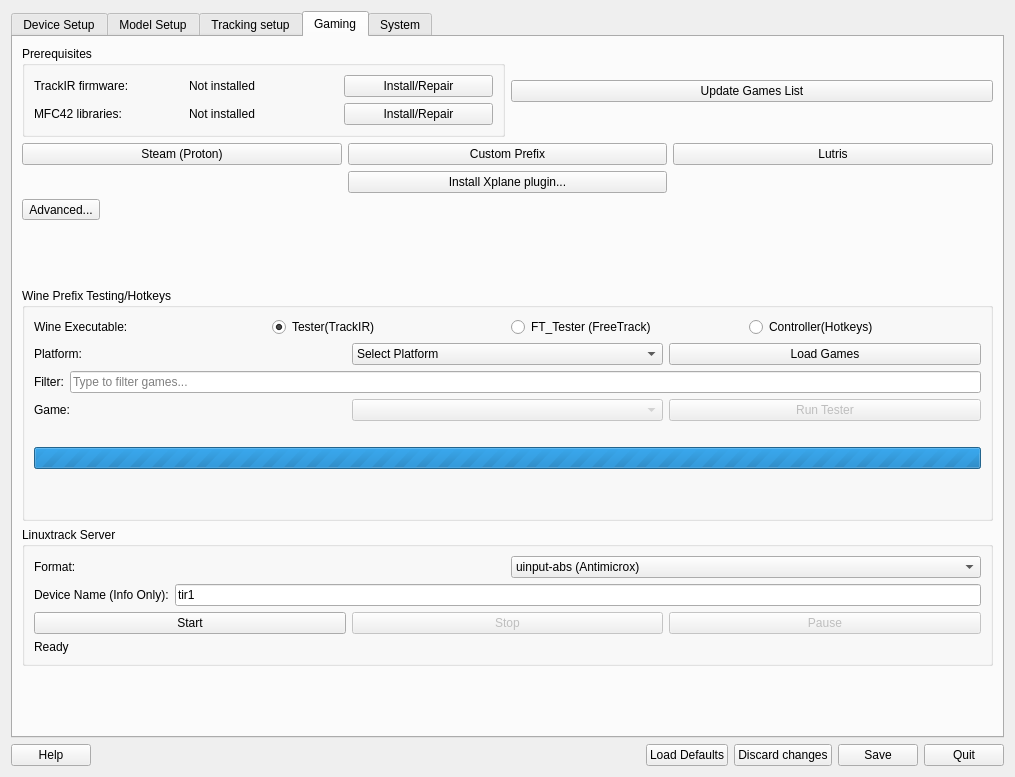
Old version of the form src/qt_gui/ltr.ui in the repository fwfa123/linuxtrackx-ir.
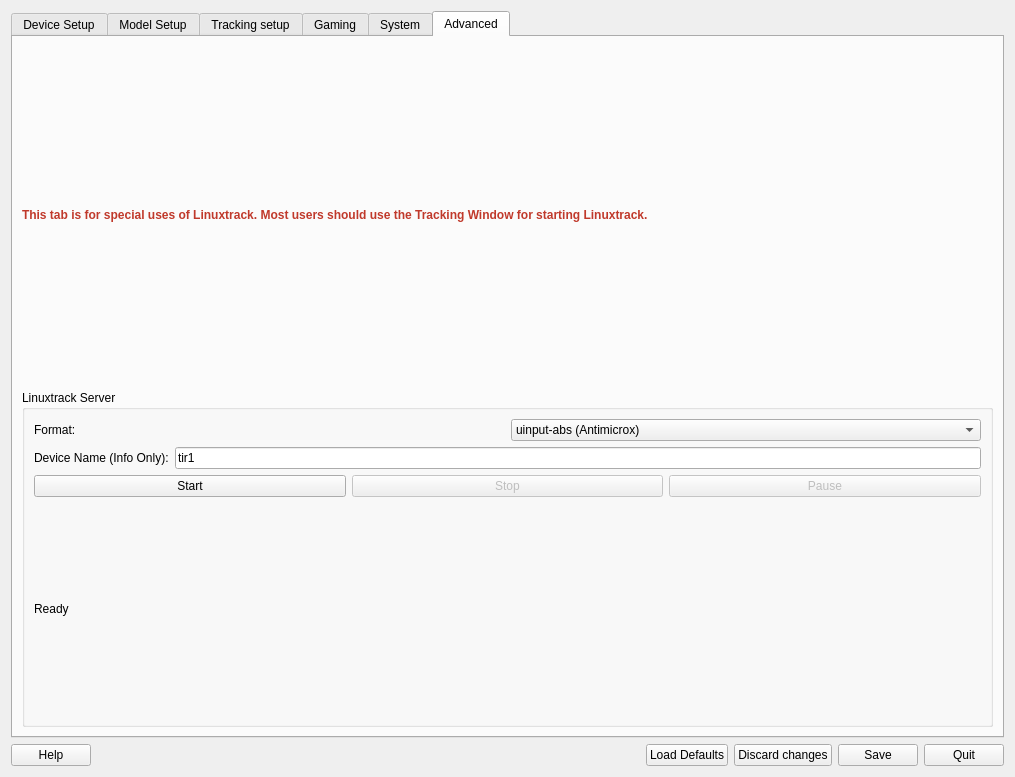
New version of the form. The open tabs and pages were chosen to show the change. Icons and pictures are not drawn.

Commit message:
Add Advanced tab: move Linuxtrack Server from Gaming, add warning
- New Advanced tab at end of UI with warning that most users should use
  Tracking Window for starting Linuxtrack
- Move Linuxtrack Server (ltr_pipe) group from Gaming tab to Advanced tab
- Add advanced_tab.htm help; trim gaming_tab.htm and link to Advanced tab
- Help: add Advanced Tab to TOC in ltr_gui.qhp (Qt5 help)

What changed in the file:
```diff
--- a/src/qt_gui/ltr.ui
+++ b/src/qt_gui/ltr.ui
@@ -494,178 +494,6 @@
          </layout>
         </widget>
        </item>
-       <item>
-        <widget class="QGroupBox" name="LtrPipeControlGroupBox">
-         <property name="title">
-          <string>Linuxtrack Server</string>
-         </property>
-         <layout class="QVBoxLayout" name="ltrPipeControlLayout">
-          <item>
-           <layout class="QHBoxLayout" name="formatSelectionLayout">
-            <item>
-             <widget class="QLabel" name="FormatLabel">
-              <property name="accessibleName">
-               <string>Format Selection Label</string>
-              </property>
-              <property name="text">
-               <string>Format:</string>
-              </property>
-             </widget>
-            </item>
-            <item>
-             <widget class="QComboBox" name="FormatComboBox">
-              <property name="toolTip">
-               <string>Select the output format for ltr_pipe</string>
-              </property>
-              <property name="accessibleName">
-               <string>Format Selection</string>
-              </property>
-              <item>
-               <property name="text">
-                <string>uinput-abs (Antimicrox)</string>
-               </property>
-              </item>
-              <item>
-               <property name="text">
-                <string>FlightGear</string>
-               </property>
-              </item>
-              <item>
-               <property name="text">
-                <string>IL-2 Shturmovik</string>
-               </property>
-              </item>
-              <item>
-               <property name="text">
-                <string>Silent Wings</string>
-               </property>
-              </item>
-              <item>
-               <property name="text">
-                <string>Default</string>
-               </property>
-              </item>
-             </widget>
-            </item>
-           </layout>
-          </item>
-          <item>
-           <layout class="QHBoxLayout" name="deviceNameLayout">
-            <item>
-             <widget class="QLabel" name="DeviceNameLabel">
-              <property name="accessibleName">
-               <string>Device Name Label</string>
-              </property>
-              <property name="text">
-               <string>Device Name (Info Only):</string>
-              </property>
-             </widget>
-            </item>
-            <item>
-             <widget class="QLineEdit" name="DeviceNameEdit">
-              <property name="toolTip">
-               <string>Device name for reference (ltr_pipe always creates 'LinuxTrack uinput-abs')</string>
-              </property>
-              <property name="accessibleName">
-               <string>Device Name Input</string>
-              </property>
-              <property name="text">
-               <string>tir1</string>
-              </property>
-              <property name="placeholderText">
-               <string>Device name for reference only</string>
-              </property>
-             </widget>
-            </item>
-           </layout>
-          </item>
-          <item>
-           <layout class="QHBoxLayout" name="controlButtonsLayout">
-            <item>
-             <widget class="QPushButton" name="StartLtrPipeButton">
-              <property name="toolTip">
-               <string>Start ltr_pipe with selected format</string>
-              </property>
-              <property name="accessibleName">
-               <string>Start ltr_pipe</string>
-              </property>
-              <property name="text">
-               <string>Start</string>
-              </property>
-              <property name="icon">
-               <iconset resource="ltr_rc.qrc">
-                <normaloff>:/ltr/icons/play.svg</normaloff>:/ltr/icons/play.svg</iconset>
-              </property>
-             </widget>
-            </item>
-            <item>
-             <widget class="QPushButton" name="StopLtrPipeButton">
-              <property name="enabled">
-               <bool>false</bool>
-              </property>
-              <property name="toolTip">
-               <string>Stop ltr_pipe and cleanup devices</string>
-              </property>
-              <property name="accessibleName">
-               <string>Stop ltr_pipe</string>
-              </property>
-              <property name="text">
-               <string>Stop</string>
-              </property>
-              <property name="icon">
-               <iconset resource="ltr_rc.qrc">
-                <normaloff>:/ltr/icons/stop.svg</normaloff>:/ltr/icons/stop.svg</iconset>
-              </property>
-             </widget>
-            </item>
-            <item>
-             <widget class="QPushButton" name="PauseLtrPipeButton">
-              <property name="enabled">
-               <bool>false</bool>
-              </property>
-              <property name="toolTip">
-               <string>Pause/resume ltr_pipe tracking</string>
-              </property>
-              <property name="accessibleName">
-               <string>Pause ltr_pipe</string>
-              </property>
-              <property name="text">
-               <string>Pause</string>
-              </property>
-              <property name="icon">
-               <iconset resource="ltr_rc.qrc">
-                <normaloff>:/ltr/icons/pause.svg</normaloff>:/ltr/icons/pause.svg</iconset>
-              </property>
-             </widget>
-            </item>
-           </layout>
-          </item>
-          <item>
-           <widget class="QLabel" name="LtrPipeStatusLabel">
-            <property name="accessibleName">
-             <string>ltr_pipe Status</string>
-            </property>
-            <property name="text">
-             <string>Ready</string>
-            </property>
-           </widget>
-          </item>
-         </layout>
-        </widget>
-       </item>
-       <item>
-        <spacer name="verticalSpacer_4">
-         <property name="orientation">
-          <enum>Qt::Vertical</enum>
-         </property>
-         <property name="sizeHint" stdset="0">
-          <size>
-           <width>20</width>
-           <height>40</height>
-          </size>
-         </property>
-        </spacer>
-       </item>
       </layout>
      </widget>
      <widget class="QWidget" name="tab_5">
@@ -965,6 +793,185 @@
        </item>
       </layout>
      </widget>
+     <widget class="QWidget" name="tab_6">
+      <attribute name="title">
+       <string>Advanced</string>
+      </attribute>
+      <layout class="QVBoxLayout" name="advancedTabLayout">
+       <item>
+        <widget class="QLabel" name="AdvancedWarningLabel">
+         <property name="wordWrap">
+          <bool>true</bool>
+         </property>
+         <property name="text">
+          <string>This tab is for special uses of Linuxtrack. Most users should use the Tracking Window for starting Linuxtrack.</string>
+         </property>
+         <property name="styleSheet">
+          <string>font-weight: bold; color: #c0392b;</string>
+         </property>
+        </widget>
+       </item>
+       <item>
+        <widget class="QGroupBox" name="LtrPipeControlGroupBox">
+         <property name="title">
+          <string>Linuxtrack Server</string>
+         </property>
+         <layout class="QVBoxLayout" name="ltrPipeControlLayout">
+          <item>
+           <layout class="QHBoxLayout" name="formatSelectionLayout">
+            <item>
+             <widget class="QLabel" name="FormatLabel">
+              <property name="accessibleName">
+               <string>Format Selection Label</string>
+              </property>
+              <property name="text">
+               <string>Format:</string>
+              </property>
+             </widget>
+            </item>
+            <item>
+             <widget class="QComboBox" name="FormatComboBox">
+              <property name="toolTip">
+               <string>Select the output format for ltr_pipe</string>
+              </property>
+              <property name="accessibleName">
+               <string>Format Selection</string>
+              </property>
+              <item>
+               <property name="text">
+                <string>uinput-abs (Antimicrox)</string>
+               </property>
+              </item>
+              <item>
+               <property name="text">
+                <string>FlightGear</string>
+               </property>
+              </item>
+              <item>
+               <property name="text">
+                <string>IL-2 Shturmovik</string>
+               </property>
+              </item>
+              <item>
+               <property name="text">
+                <string>Silent Wings</string>
+               </property>
+              </item>
+              <item>
+               <property name="text">
+                <string>Default</string>
+               </property>
+              </item>
+             </widget>
+            </item>
+           </layout>
+          </item>
+          <item>
+           <layout class="QHBoxLayout" name="deviceNameLayout">
+            <item>
+             <widget class="QLabel" name="DeviceNameLabel">
+              <property name="accessibleName">
+               <string>Device Name Label</string>
+              </property>
+              <property name="text">
+               <string>Device Name (Info Only):</string>
+              </property>
+             </widget>
+            </item>
+            <item>
+             <widget class="QLineEdit" name="DeviceNameEdit">
+              <property name="toolTip">
+               <string>Device name for reference (ltr_pipe always creates 'LinuxTrack uinput-abs')</string>
+              </property>
+              <property name="accessibleName">
+               <string>Device Name Input</string>
+              </property>
+              <property name="text">
+               <string>tir1</string>
+              </property>
+              <property name="placeholderText">
+               <string>Device name for reference only</string>
+              </property>
+             </widget>
+            </item>
+           </layout>
+          </item>
+          <item>
+           <layout class="QHBoxLayout" name="controlButtonsLayout">
+            <item>
+             <widget class="QPushButton" name="StartLtrPipeButton">
+              <property name="toolTip">
+               <string>Start ltr_pipe with selected format</string>
+              </property>
+              <property name="accessibleName">
+               <string>Start ltr_pipe</string>
+              </property>
+              <property name="text">
+               <string>Start</string>
+              </property>
+              <property name="icon">
+               <iconset resource="ltr_rc.qrc">
+                <normaloff>:/ltr/icons/play.svg</normaloff>:/ltr/icons/play.svg</iconset>
+              </property>
+             </widget>
+            </item>
+            <item>
+             <widget class="QPushButton" name="StopLtrPipeButton">
+              <property name="enabled">
+               <bool>false</bool>
+              </property>
+              <property name="toolTip">
+               <string>Stop ltr_pipe and cleanup devices</string>
+              </property>
+              <property name="accessibleName">
+               <string>Stop ltr_pipe</string>
+              </property>
+              <property name="text">
+               <string>Stop</string>
+              </property>
+              <property name="icon">
+               <iconset resource="ltr_rc.qrc">
+                <normaloff>:/ltr/icons/stop.svg</normaloff>:/ltr/icons/stop.svg</iconset>
+              </property>
+             </widget>
+            </item>
+            <item>
+             <widget class="QPushButton" name="PauseLtrPipeButton">
+              <property name="enabled">
+               <bool>false</bool>
+              </property>
+              <property name="toolTip">
+               <string>Pause/resume ltr_pipe tracking</string>
+              </property>
+              <property name="accessibleName">
+               <string>Pause ltr_pipe</string>
+              </property>
+              <property name="text">
+               <string>Pause</string>
+              </property>
+              <property name="icon">
+               <iconset resource="ltr_rc.qrc">
+                <normaloff>:/ltr/icons/pause.svg</normaloff>:/ltr/icons/pause.svg</iconset>
+              </property>
+             </widget>
+            </item>
+           </layout>
+          </item>
+          <item>
+           <widget class="QLabel" name="LtrPipeStatusLabel">
+            <property name="accessibleName">
+             <string>ltr_pipe Status</string>
+            </property>
+            <property name="text">
+             <string>Ready</string>
+            </property>
+           </widget>
+          </item>
+         </layout>
+        </widget>
+       </item>
+      </layout>
+     </widget>
     </widget>
    </item>
    <item>
```
The commit also changes 4 other files.
